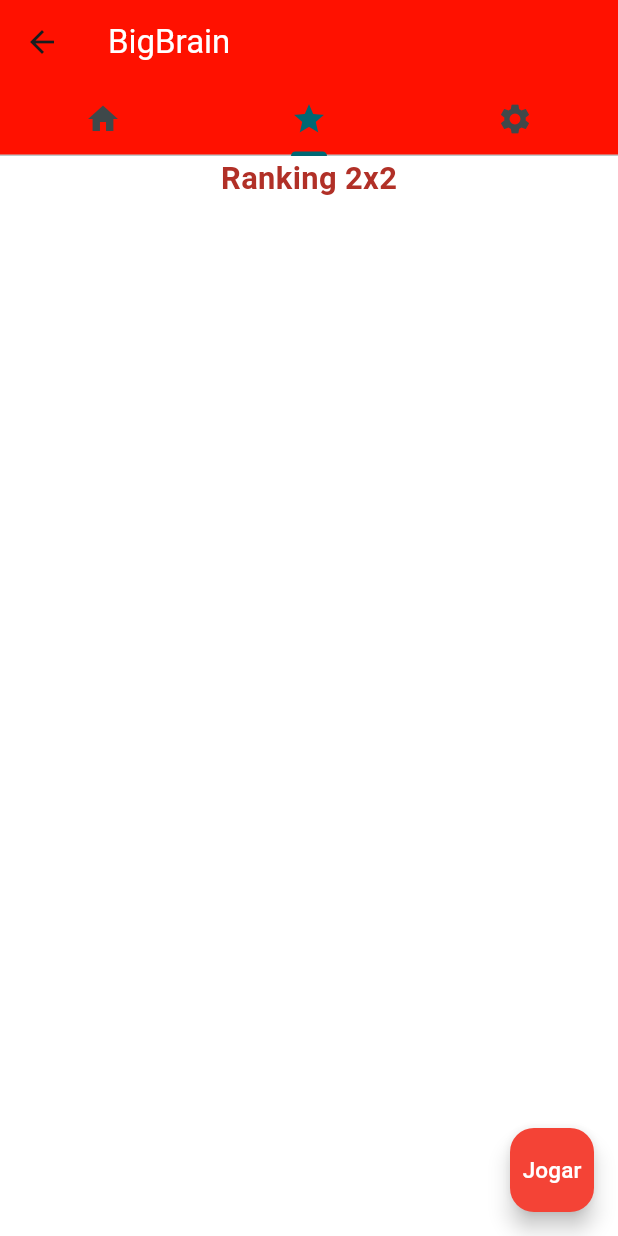
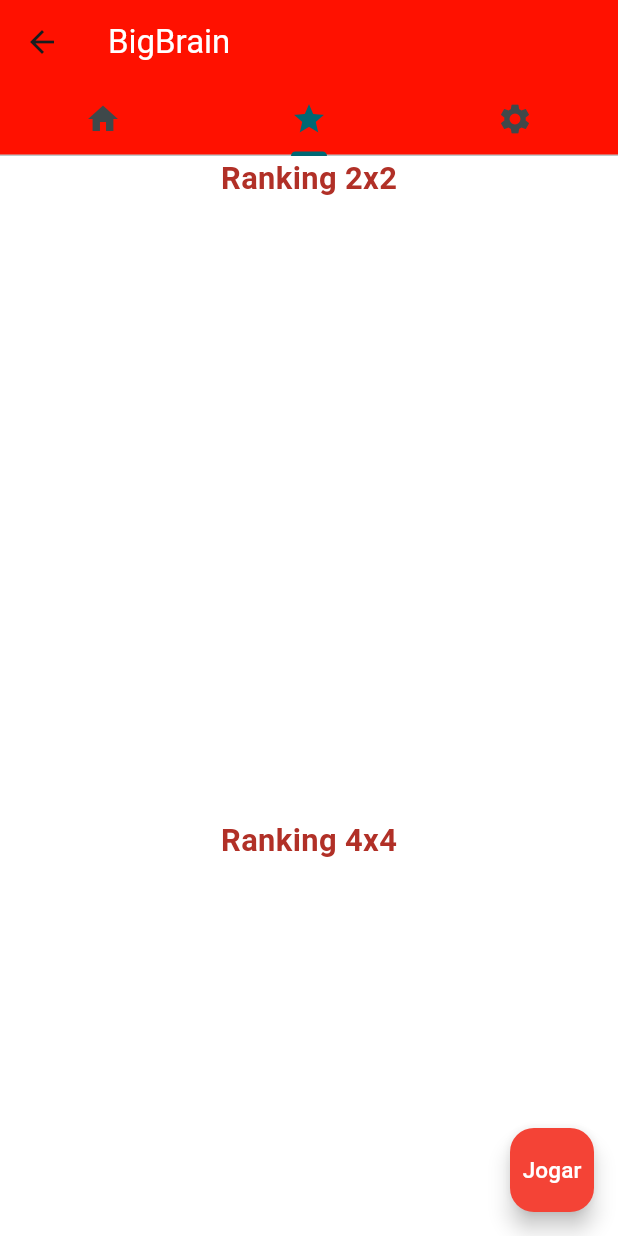
Before and after one commit to marinogabriel/Atividade-2, a Flutter app: the HomeScreen screen opened by its route, tab 2 chosen, on a phone screen of 412 x 824 dp. Run offline on Flutter 3.47's test engine with Material 3 defaults, Android fonts, the phone set to English and light mode, and no system bars; our stand-ins replace awesome_snackbar_content, cloud_firestore, firebase_auth, firebase_core, firebase_storage, flutter_bloc and 3 more; accounts and stored records are empty; network calls fail.

Commit message:
Versão Final

```diff
--- a/lib/screens/ranking_screen.dart
+++ b/lib/screens/ranking_screen.dart
@@ -13,11 +13,38 @@ class RankingScreen extends StatefulWidget {
   }
 }
 
-final Stream<QuerySnapshot> _matchesStream = FirebaseFirestore.instance
+int iterator = 0;
+Stream<QuerySnapshot> _matchesStream = FirebaseFirestore.instance
     .collection('Matches')
+    .where('size', isEqualTo: "2")
+    .where('win', isEqualTo: 1)
     .orderBy('duration', descending: false)
+    .limit(5)
     .snapshots();
-int cont2 = 0, cont4 = 0, cont6 = 0, cont8 = 0;
+
+Stream<QuerySnapshot> _matchesStreamFour = FirebaseFirestore.instance
+    .collection('Matches')
+    .where('size', isEqualTo: "4")
+    .where('win', isEqualTo: 1)
+    .orderBy('duration', descending: false)
+    .limit(5)
+    .snapshots();
+
+Stream<QuerySnapshot> _matchesStreamSix = FirebaseFirestore.instance
+    .collection('Matches')
+    .where('size', isEqualTo: "6")
+    .where('win', isEqualTo: 1)
+    .orderBy('duration', descending: false)
+    .limit(5)
+    .snapshots();
+
+Stream<QuerySnapshot> _matchesStreamEight = FirebaseFirestore.instance
+    .collection('Matches')
+    .where('size', isEqualTo: "8")
+    .where('win', isEqualTo: 1)
+    .orderBy('duration', descending: false)
+    .limit(5)
+    .snapshots();
 
 class RankingScreenState extends State<RankingScreen> {
   @override
@@ -30,20 +57,6 @@ class RankingScreenState extends State<RankingScreen> {
   Widget build(BuildContext context) {
     Size size = MediaQuery.of(context).size;
     return SingleChildScrollView(
-      child: Column(
-        children: [
-          ranking2(context),
-          ranking4(context),
-          ranking6(context),
-          ranking8(context),
-        ],
-      ),
-    );
-  }
-
-  Widget ranking2(context) {
-    Size size = MediaQuery.of(context).size;
-    return SingleChildScrollView(
       child: StreamBuilder<QuerySnapshot>(
         stream: _matchesStream,
         builder: (BuildContext context, AsyncSnapshot<QuerySnapshot> snapshot) {
@@ -53,14 +66,11 @@ class RankingScreenState extends State<RankingScreen> {
           } else if (snapshot.connectionState == ConnectionState.waiting) {
             return const Text("Loading...");
           } else {
+            iterator = 0;
             return Center(
               child: Column(
                 mainAxisAlignment: MainAxisAlignment.center,
-                crossAxisAlignment: CrossAxisAlignment.center,
-                children: [
-                  Column(
-                    crossAxisAlignment: CrossAxisAlignment.center,
-                    mainAxisAlignment: MainAxisAlignment.start,
+                mainAxisSize: MainAxisSize.min,
                 children: [
                   Text(
                     "Ranking 2x2",
@@ -72,17 +82,15 @@ class RankingScreenState extends State<RankingScreen> {
                   ),
                   Container(
                     constraints: BoxConstraints(
-                          maxHeight: MediaQuery.of(context).size.height,
+                      maxHeight: MediaQuery.of(context).size.height * 0.5,
                     ),
                     child: ListView(
-                          children: snapshot.data!.docs
-                              .map((DocumentSnapshot document) {
+                      children:
+                          snapshot.data!.docs.map((DocumentSnapshot document) {
                         Map<String, dynamic> data =
                             document.data()! as Map<String, dynamic>;
-                            if (data['size'] == "2" &&
-                                data['win'] == 1 &&
-                                cont2 < 5) {
-                              cont2++;
+
+                        iterator += 1;
                         return ListTile(
                           isThreeLine: true,
                           leading: const Icon(
@@ -90,7 +98,7 @@ class RankingScreenState extends State<RankingScreen> {
                             color: Colors.lightGreen,
                           ),
                           title: Text(
-                                  '$cont2° Lugar: ${(data['email'])}',
+                            '$iterator° Lugar: ${(data['email'])}',
                           ),
                           subtitle: Text(
                             // ignore: prefer_interpolation_to_compose_strings
@@ -105,44 +113,23 @@ class RankingScreenState extends State<RankingScreen> {
                             ),
                           ),
                         );
-                            } else {
-                              return const SizedBox(
-                                height: 0,
-                                width: 0,
-                              );
-                            }
                       }).toList(),
                     ),
                   ),
-                    ],
-                  ),
-                ],
-              ),
-            );
-          }
-        },
-      ),
-    );
-  }
-
-  Widget ranking4(context) {
-    Size size = MediaQuery.of(context).size;
-    return SingleChildScrollView(
-      child: StreamBuilder<QuerySnapshot>(
-        stream: _matchesStream,
-        builder: (BuildContext context, AsyncSnapshot<QuerySnapshot> snapshot) {
+                  StreamBuilder<QuerySnapshot>(
+                    stream: _matchesStreamFour,
+                    builder: (BuildContext context,
+                        AsyncSnapshot<QuerySnapshot> snapshot) {
                       if (snapshot.hasError) {
                         print('Error in stream: $snapshot');
                         return const Text('Something went wrong');
-          } else if (snapshot.connectionState == ConnectionState.waiting) {
+                      } else if (snapshot.connectionState ==
+                          ConnectionState.waiting) {
                         return const Text("Loading...");
                       } else {
+                        iterator = 0;
                         return Center(
                           child: Column(
-                mainAxisAlignment: MainAxisAlignment.center,
-                crossAxisAlignment: CrossAxisAlignment.center,
-                children: [
-                  Column(
                             crossAxisAlignment: CrossAxisAlignment.center,
                             mainAxisAlignment: MainAxisAlignment.start,
                             children: [
@@ -161,12 +148,10 @@ class RankingScreenState extends State<RankingScreen> {
                                 child: ListView(
                                   children: snapshot.data!.docs
                                       .map((DocumentSnapshot document) {
-                            Map<String, dynamic> data =
-                                document.data()! as Map<String, dynamic>;
-                            if (data['size'] == "4" &&
-                                data['win'] == 1 &&
-                                cont4 < 5) {
-                              cont4++;
+                                    Map<String, dynamic> data = document.data()!
+                                        as Map<String, dynamic>;
+
+                                    iterator += 1;
                                     return ListTile(
                                       isThreeLine: true,
                                       leading: const Icon(
@@ -174,7 +159,7 @@ class RankingScreenState extends State<RankingScreen> {
                                         color: Colors.lightGreen,
                                       ),
                                       title: Text(
-                                  '$cont4° Lugar: ${(data['email'])}',
+                                        '$iterator° Lugar: ${(data['email'])}',
                                       ),
                                       subtitle: Text(
                                         // ignore: prefer_interpolation_to_compose_strings
@@ -189,16 +174,8 @@ class RankingScreenState extends State<RankingScreen> {
                                         ),
                                       ),
                                     );
-                            } else {
-                              return const SizedBox(
-                                height: 0,
-                                width: 0,
-                              );
-                            }
                                   }).toList(),
                                 ),
-                      ),
-                    ],
                               ),
                             ],
                           ),
@@ -206,28 +183,19 @@ class RankingScreenState extends State<RankingScreen> {
                       }
                     },
                   ),
-    );
-  }
-
-  Widget ranking6(context) {
-    Size size = MediaQuery.of(context).size;
-    return SingleChildScrollView(
-      child: StreamBuilder<QuerySnapshot>(
-        stream: _matchesStream,
-        builder: (BuildContext context, AsyncSnapshot<QuerySnapshot> snapshot) {
+                  StreamBuilder<QuerySnapshot>(
+                    stream: _matchesStreamSix,
+                    builder: (BuildContext context,
+                        AsyncSnapshot<QuerySnapshot> snapshot) {
                       if (snapshot.hasError) {
                         print('Error in stream: $snapshot');
                         return const Text('Something went wrong');
-          } else if (snapshot.connectionState == ConnectionState.waiting) {
+                      } else if (snapshot.connectionState ==
+                          ConnectionState.waiting) {
                         return const Text("Loading...");
                       } else {
+                        iterator = 0;
                         return Center(
-              child: Column(
-                mainAxisAlignment: MainAxisAlignment.center,
-                crossAxisAlignment: CrossAxisAlignment.center,
-                children: [
-                  Padding(
-                    padding: EdgeInsets.only(right: size.width * 0.03),
                           child: Column(
                             crossAxisAlignment: CrossAxisAlignment.center,
                             mainAxisAlignment: MainAxisAlignment.start,
@@ -247,12 +215,10 @@ class RankingScreenState extends State<RankingScreen> {
                                 child: ListView(
                                   children: snapshot.data!.docs
                                       .map((DocumentSnapshot document) {
-                              Map<String, dynamic> data =
-                                  document.data()! as Map<String, dynamic>;
-                              if (data['size'] == "6" &&
-                                  data['win'] == 1 &&
-                                  cont6 < 5) {
-                                cont6++;
+                                    Map<String, dynamic> data = document.data()!
+                                        as Map<String, dynamic>;
+
+                                    iterator += 1;
                                     return ListTile(
                                       isThreeLine: true,
                                       leading: const Icon(
@@ -260,7 +226,7 @@ class RankingScreenState extends State<RankingScreen> {
                                         color: Colors.lightGreen,
                                       ),
                                       title: Text(
-                                    '$cont6° Lugar: ${(data['email'])}',
+                                        '$iterator° Lugar: ${(data['email'])}',
                                       ),
                                       subtitle: Text(
                                         // ignore: prefer_interpolation_to_compose_strings
@@ -275,16 +241,7 @@ class RankingScreenState extends State<RankingScreen> {
                                         ),
                                       ),
                                     );
-                              } else {
-                                return const SizedBox(
-                                  height: 0,
-                                  width: 0,
-                                );
-                              }
                                   }).toList(),
-                          ),
-                        ),
-                      ],
                                 ),
                               ),
                             ],
@@ -293,28 +250,19 @@ class RankingScreenState extends State<RankingScreen> {
                       }
                     },
                   ),
-    );
-  }
-
-  Widget ranking8(context) {
-    Size size = MediaQuery.of(context).size;
-    return SingleChildScrollView(
-      child: StreamBuilder<QuerySnapshot>(
-        stream: _matchesStream,
-        builder: (BuildContext context, AsyncSnapshot<QuerySnapshot> snapshot) {
+                  StreamBuilder<QuerySnapshot>(
+                    stream: _matchesStreamEight,
+                    builder: (BuildContext context,
+                        AsyncSnapshot<QuerySnapshot> snapshot) {
                       if (snapshot.hasError) {
                         print('Error in stream: $snapshot');
                         return const Text('Something went wrong');
-          } else if (snapshot.connectionState == ConnectionState.waiting) {
+                      } else if (snapshot.connectionState ==
+                          ConnectionState.waiting) {
                         return const Text("Loading...");
                       } else {
+                        iterator = 0;
                         return Center(
-              child: Column(
-                mainAxisAlignment: MainAxisAlignment.center,
-                crossAxisAlignment: CrossAxisAlignment.center,
-                children: [
-                  Padding(
-                    padding: EdgeInsets.only(right: size.width * 0.03),
                           child: Column(
                             crossAxisAlignment: CrossAxisAlignment.center,
                             mainAxisAlignment: MainAxisAlignment.start,
@@ -334,12 +282,10 @@ class RankingScreenState extends State<RankingScreen> {
                                 child: ListView(
                                   children: snapshot.data!.docs
                                       .map((DocumentSnapshot document) {
-                              Map<String, dynamic> data =
-                                  document.data()! as Map<String, dynamic>;
-                              if (data['size'] == "8" &&
-                                  data['win'] == 1 &&
-                                  cont8 < 5) {
-                                cont8++;
+                                    Map<String, dynamic> data = document.data()!
+                                        as Map<String, dynamic>;
+
+                                    iterator += 1;
                                     return ListTile(
                                       isThreeLine: true,
                                       leading: const Icon(
@@ -347,7 +293,7 @@ class RankingScreenState extends State<RankingScreen> {
                                         color: Colors.lightGreen,
                                       ),
                                       title: Text(
-                                    '$cont8° Lugar: ${(data['email'])}',
+                                        '$iterator° Lugar: ${(data['email'])}',
                                       ),
                                       subtitle: Text(
                                         // ignore: prefer_interpolation_to_compose_strings
@@ -362,17 +308,14 @@ class RankingScreenState extends State<RankingScreen> {
                                         ),
                                       ),
                                     );
-                              } else {
-                                return const SizedBox(
-                                  height: 0,
-                                  width: 0,
-                                );
-                              }
                                   }).toList(),
                                 ),
                               ),
                             ],
                           ),
+                        );
+                      }
+                    },
                   ),
                 ],
               ),
```
Also changed, not shown: pubspec.lock. Lines whose indentation alone changed are shown as unchanged.
